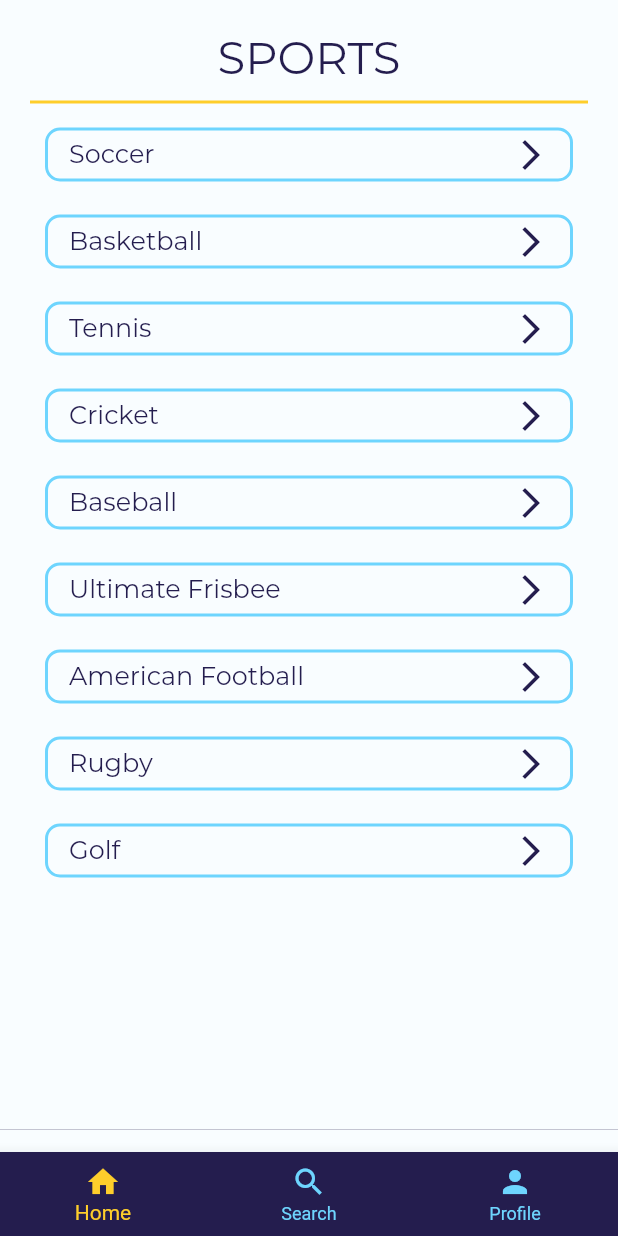
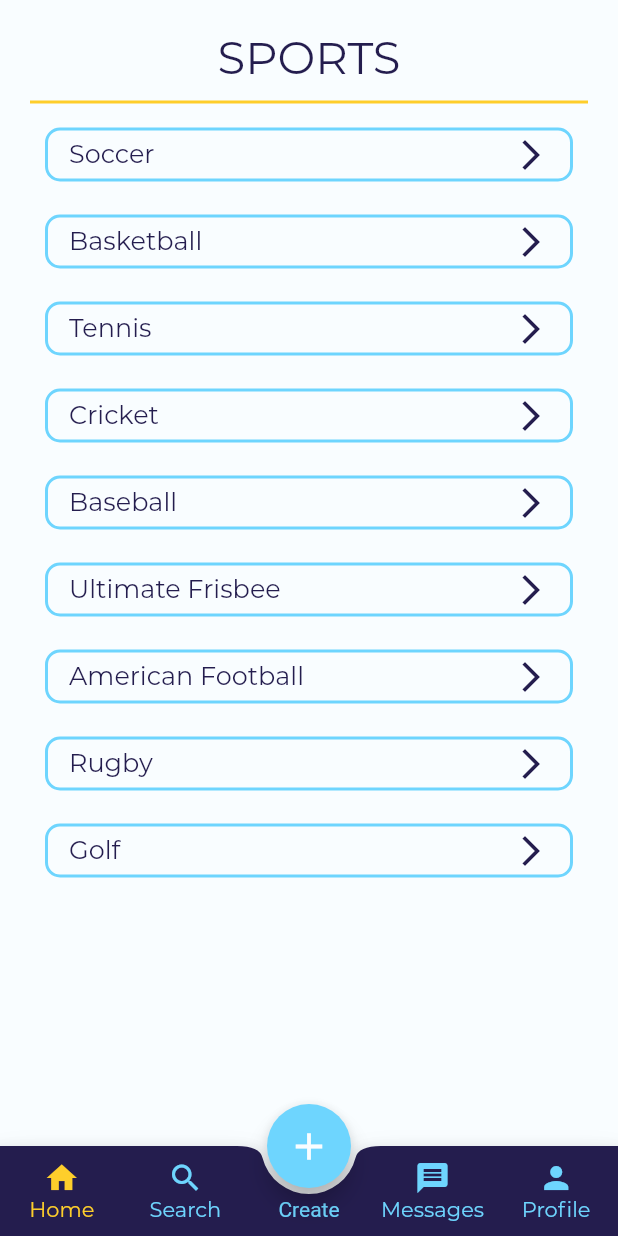
Before and after one commit to dani-demeter/pug, a Flutter app: the AppPage screen opened directly, on a phone screen of 412 x 824 dp. Run offline on Flutter 3.47's test engine with Material 2 defaults, Android fonts, the light colour scheme and no system bars.

Commit message:
redid bottomnavbar, added fab, messages tab

```diff
--- a/client/lib/AppPage.dart
+++ b/client/lib/AppPage.dart
@@ -1,5 +1,6 @@
 import 'package:flutter/material.dart';
 
+import 'FABBottomAppBar.dart';
 import 'main.dart';
 import 'HomePage.dart';
 import 'SearchPage.dart';
@@ -7,6 +8,7 @@ import 'GamesPage.dart';
 import 'ProfilePage.dart';
 import 'MatchPage.dart';
 import 'UserPage.dart';
+import 'MessagesPage.dart';
 
 int appCurrentIndex = 0;
 
@@ -18,6 +20,7 @@ GamesPage gamesPage = GamesPage();
 ProfilePage profilePage = ProfilePage();
 MatchPage matchPage = MatchPage();
 UserPage userPage = UserPage();
+MessagesPage messagesPage = MessagesPage();
 //final appPageOptions = [
 //  homePage,
 //  searchPage,
@@ -30,6 +33,7 @@ List pageCatalogue = [
   gamesPage,
   profilePage,
   matchPage,
+  messagesPage,
 ];
 // 0 = homePage
 // 1 = searchPage
@@ -37,6 +41,7 @@ List pageCatalogue = [
 // 3 = gamesPage
 // 4 = profilePage
 // 5 = matchPage
+// 6 = messagesPage
 
 List<List<dynamic>> pageStack = [
   [
@@ -44,6 +49,9 @@ List<List<dynamic>> pageStack = [
   ],
   [
     {"pageIndex": 1}
+  ],
+  [
+    {"pageIndex": 6}
   ],
   [
     {"pageIndex": 2}
@@ -72,6 +80,7 @@ class _AppPageState extends State<AppPage> {
 
   @override
   Widget build(BuildContext context) {
+    final bool showFab = MediaQuery.of(context).viewInsets.bottom == 0.0;
     return WillPopScope(
       onWillPop: () async {
         print("was " + pageStack.toString());
@@ -96,12 +105,15 @@ class _AppPageState extends State<AppPage> {
       child: ValueListenableBuilder(
         valueListenable: themeStyle,
         builder: (context, value, child) => Scaffold(
+              resizeToAvoidBottomPadding: false,
+              resizeToAvoidBottomInset: false,
+              backgroundColor: primary,
               body: Container(
                 color: contrast,
                 child: SafeArea(
                   child: Container(
                     color: primary,
-                    padding: EdgeInsets.fromLTRB(0, 0, 0, 15.0),
+//                    padding: EdgeInsets.fromLTRB(0, 0, 0, 15.0),
                     child: ValueListenableBuilder(
                         valueListenable: pageDepth,
                         builder: (context, value, child) => pageCatalogue[
@@ -110,10 +122,9 @@ class _AppPageState extends State<AppPage> {
                   ),
                 ),
               ),
-//        body: pageCatalogue[pageStack[appCurrentIndex][pageDepth.value]
-//            ['pageIndex']],
-              bottomNavigationBar: BottomNavigationBar(
-                onTap: (int newtab) {
+//              resizeToAvoidBottomPadding: false,
+              bottomNavigationBar: FABBottomAppBar(
+                onTabSelected: (int newtab) {
                   setState(() {
                     changedTabs = true;
                     appPrevIndex = appCurrentIndex;
@@ -122,26 +133,41 @@ class _AppPageState extends State<AppPage> {
                     setupNewPage();
                   });
                 },
+                centerItemText: "Create",
+                notchedShape: CircularNotchedRectangle(),
                 backgroundColor: contrast,
-                selectedItemColor: highlight,
-                unselectedItemColor: common,
-                type: BottomNavigationBarType.fixed,
-                currentIndex: appCurrentIndex,
+                color: common,
+                selectedColor: highlight,
                 items: [
-                  BottomNavigationBarItem(
-                    icon: new Icon(Icons.home),
-                    title: new Text('Home'),
+                  FABBottomAppBarItem(
+                    iconData: Icons.home,
+                    text: "Home",
                   ),
-                  BottomNavigationBarItem(
-                    icon: new Icon(Icons.search),
-                    title: new Text('Search'),
+                  FABBottomAppBarItem(
+                    iconData: Icons.search,
+                    text: "Search",
                   ),
-                  BottomNavigationBarItem(
-                    icon: Icon(Icons.person),
-                    title: Text('Profile'),
-                  )
+                  FABBottomAppBarItem(
+                    iconData: Icons.message,
+                    text: "Messages",
+                  ),
+                  FABBottomAppBarItem(
+                    iconData: Icons.person,
+                    text: "Profile",
+                  ),
                 ],
               ),
+              floatingActionButton: FloatingActionButton(
+                onPressed: () {},
+                child: Icon(
+                  Icons.add,
+                  color: primary,
+                  size: 30,
+                ),
+                backgroundColor: common,
+              ),
+              floatingActionButtonLocation:
+                  FloatingActionButtonLocation.centerDocked,
             ),
       ),
     );
--- /dev/null
+++ b/client/lib/FABBottomAppBar.dart
@@ -0,0 +1,122 @@
+import 'package:flutter/material.dart';
+
+import 'AppPage.dart';
+
+class FABBottomAppBarItem {
+  FABBottomAppBarItem({this.iconData, this.text});
+  IconData iconData;
+  String text;
+}
+
+class FABBottomAppBar extends StatefulWidget {
+  FABBottomAppBar({
+    this.items,
+    this.centerItemText,
+    this.height: 60.0,
+    this.iconSize: 24.0,
+    this.backgroundColor,
+    this.color,
+    this.selectedColor,
+    this.notchedShape,
+    this.onTabSelected,
+//    this.onNewTab,
+  }) {
+    assert(this.items.length == 2 || this.items.length == 4);
+  }
+  final List<FABBottomAppBarItem> items;
+  final String centerItemText;
+  final double height;
+  final double iconSize;
+  final Color backgroundColor;
+  final Color color;
+  final Color selectedColor;
+  final NotchedShape notchedShape;
+  final ValueChanged<int> onTabSelected;
+//  final onNewTab;
+
+  @override
+  State<StatefulWidget> createState() => FABBottomAppBarState();
+}
+
+class FABBottomAppBarState extends State<FABBottomAppBar> {
+  int _selectedIndex = 0;
+  _updateIndex(int index) {
+//    widget.onNewTab(index);
+    widget.onTabSelected(index);
+    setState(() {
+      _selectedIndex = index;
+    });
+  }
+
+  @override
+  Widget build(BuildContext context) {
+    _selectedIndex = appCurrentIndex;
+    List<Widget> items = List.generate(widget.items.length, (int index) {
+      return _buildTabItem(
+        item: widget.items[index],
+        index: index,
+        onPressed: _updateIndex,
+      );
+    });
+    items.insert(items.length >> 1, _buildMiddleTabItem());
+
+    return BottomAppBar(
+      shape: widget.notchedShape,
+      child: Row(
+        mainAxisSize: MainAxisSize.max,
+        mainAxisAlignment: MainAxisAlignment.spaceAround,
+        children: items,
+      ),
+      color: widget.backgroundColor,
+    );
+  }
+
+  Widget _buildMiddleTabItem() {
+    return Expanded(
+      child: SizedBox(
+        height: widget.height,
+        child: Column(
+          mainAxisSize: MainAxisSize.min,
+          mainAxisAlignment: MainAxisAlignment.center,
+          children: <Widget>[
+            SizedBox(height: widget.iconSize),
+            Text(
+              widget.centerItemText ?? '',
+              style: TextStyle(color: widget.color),
+            ),
+          ],
+        ),
+      ),
+    );
+  }
+
+  Widget _buildTabItem({
+    FABBottomAppBarItem item,
+    int index,
+    ValueChanged<int> onPressed,
+  }) {
+    Color color = _selectedIndex == index ? widget.selectedColor : widget.color;
+    return Expanded(
+      child: SizedBox(
+        height: widget.height,
+        child: Material(
+          type: MaterialType.transparency,
+          child: InkWell(
+            onTap: () => onPressed(index),
+            child: Column(
+              mainAxisSize: MainAxisSize.min,
+              mainAxisAlignment: MainAxisAlignment.center,
+              children: <Widget>[
+                Icon(item.iconData, color: color, size: widget.iconSize),
+                Text(
+                  item.text,
+                  style: TextStyle(color: color, fontFamily: 'Montserrat'),
+                )
+              ],
+            ),
+          ),
+        ),
+      ),
+    );
+  }
+}
--- a/client/lib/ProfilePage.dart
+++ b/client/lib/ProfilePage.dart
@@ -44,6 +44,7 @@ class ProfilePage extends StatelessWidget {
                   children: [
                     FlatButton(
                       onPressed: () {
+                        pageStack[appCurrentIndex].removeLast();
                         pageDepth.value--;
                       },
                       child: Row(
--- a/client/lib/SearchPage.dart
+++ b/client/lib/SearchPage.dart
@@ -36,7 +36,7 @@ class _SearchPageState extends State<SearchPage> {
     searchPageElt = ValueListenableBuilder(
       valueListenable: themeStyle,
       builder: (context, value, child) => Padding(
-            padding: const EdgeInsets.fromLTRB(20.0, 10.0, 20.0, 10.0),
+            padding: const EdgeInsets.fromLTRB(20.0, 10.0, 20.0, 0),
             child: Column(
               children: [
                 Padding(
--- a/client/lib/main.dart
+++ b/client/lib/main.dart
@@ -38,8 +38,8 @@ enableDarkMode(){
   primary = darkblue;
   secondary = ghostwhite;
   contrast = lightercadet;
-  highlight = mint;
-  common = infrared;
+  highlight = gold;
+  common = lightblue;
   themeStyle.value = 1;
 }
 
```
Also changed, not shown: client/lib/GamesPage.dart (+6 -2 lines), client/lib/HomePage.dart (+11 -5 lines), client/lib/MessagesPage.dart (added, +66 -0 lines).
